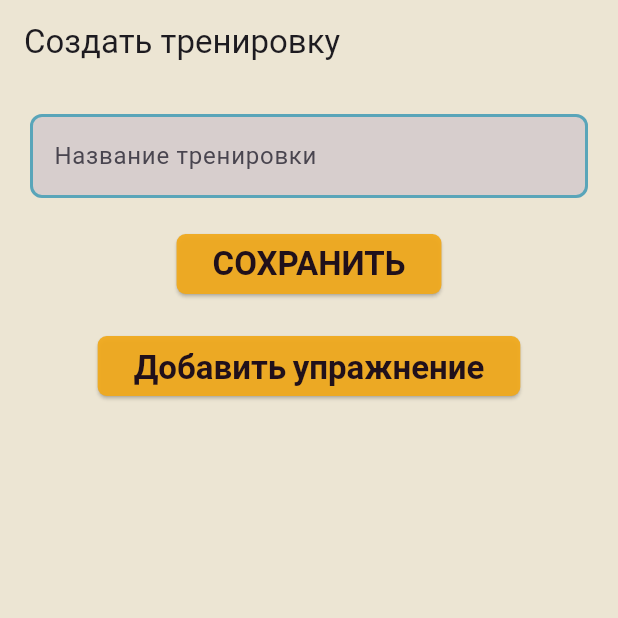
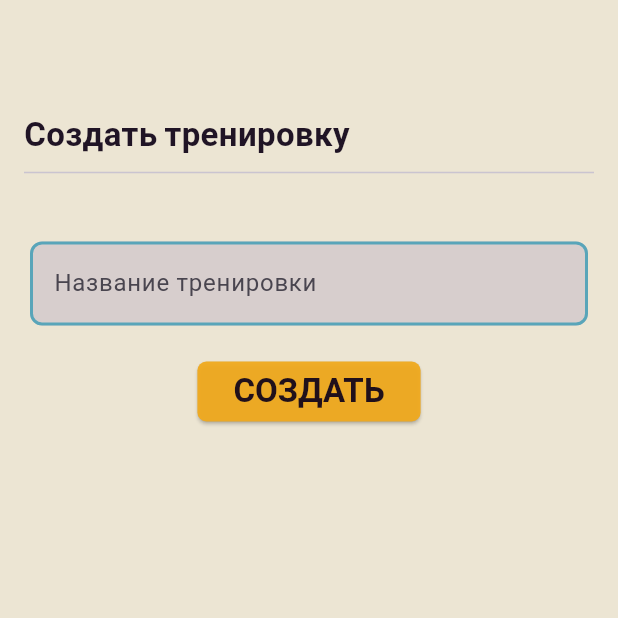
Before and after one commit to vkhokh/Grindstone, a Flutter app: the screen it shows after launch, on a phone screen of 412 x 824 dp, the top half of it. Run offline on Flutter 3.47's test engine with Material 3 defaults, Android fonts, the phone set to English and light mode, and no system bars; our stand-ins replace google_fonts.

Commit message:
Изменен AppBar на всех страницах
а также отредактирована страница создания тренировки

```diff
--- a/lib/pages/create_workout_page.dart
+++ b/lib/pages/create_workout_page.dart
@@ -23,11 +23,26 @@ class _CreateWorkoutPageState extends State<CreateWorkoutPage> {
   Widget build(BuildContext context) {
     return Scaffold(
       appBar: AppBar(
-        title: const Text('Создать тренировку'),
         backgroundColor: Colors.transparent,
         elevation: 0,
       ),
-      body: Padding(
+      body: Column(
+        children: [
+          Container(
+            padding: const EdgeInsets.all(16.0),
+            child: Column(
+              crossAxisAlignment: CrossAxisAlignment.start,
+              children: [
+                Text(
+                  'Создать тренировку',
+                  style: Theme.of(context).elevatedButtonTheme.style?.textStyle?.resolve({}),
+                ),
+                const Divider(height: 20),
+              ],
+            ),
+          ),
+          Expanded(
+            child: Padding(
               padding: const EdgeInsets.all(20.0),
               child: Column(
                 children: [
@@ -47,18 +62,14 @@ class _CreateWorkoutPageState extends State<CreateWorkoutPage> {
                         Navigator.pushReplacementNamed(context, '/current_workout');
                       }
                     },
-              child: const Text('СОХРАНИТЬ'),
-            ),
-            const SizedBox(height: 20),
-            ElevatedButton(
-              onPressed: () {
-                Navigator.pushReplacementNamed(context, '/current_workout');
-              },
-              child: const Text('Добавить упражнение'),
+                    child: const Text('СОЗДАТЬ'),
                   ),
                 ],
               ),
             ),
+          ),
+        ],
+      ),
     );
   }
 }
```
Also changed, not shown: lib/pages/add_exercise_page.dart (+20 -2 lines), lib/pages/add_set_page.dart (+20 -2 lines), lib/pages/current_workout_page.dart (+37 -16 lines). Lines whose indentation alone changed are shown as unchanged.
